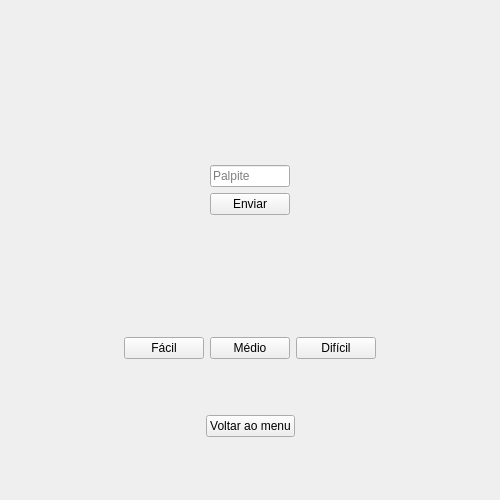
Above: ui/pagesUi.ui from miderx1/GuessTheNumber before the change. Below: the same form after it.
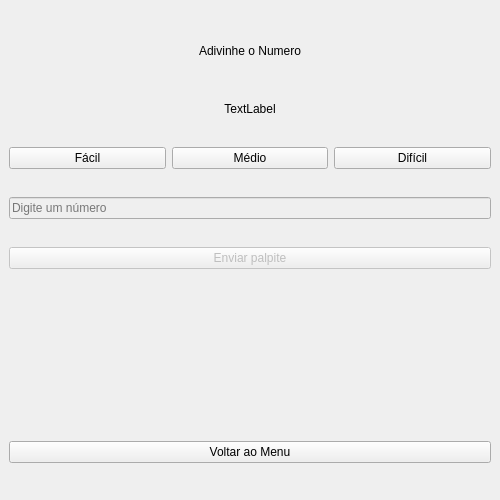
That is the form after the change. The open tabs and pages were chosen to show the change.

Commit message: adding game page

```diff
--- a/ui/pagesUi.ui
+++ b/ui/pagesUi.ui
@@ -615,121 +615,46 @@
   <widget class="QWidget" name="gamePage">
    <layout class="QHBoxLayout" name="horizontalLayout_2">
     <item>
-     <layout class="QGridLayout" name="gridLayout_7">
-      <item row="4" column="0">
-       <layout class="QHBoxLayout" name="horizontalLayout_3">
-        <item>
-         <spacer name="horizontalSpacer_12">
-          <property name="orientation">
-           <enum>Qt::Orientation::Horizontal</enum>
-          </property>
-          <property name="sizeHint" stdset="0">
-           <size>
-            <width>40</width>
-            <height>20</height>
-           </size>
-          </property>
-         </spacer>
-        </item>
-        <item>
-         <widget class="QPushButton" name="backToMenuButton">
-          <property name="text">
-           <string>Voltar ao menu</string>
-          </property>
-         </widget>
-        </item>
-        <item>
-         <spacer name="horizontalSpacer_13">
-          <property name="orientation">
-           <enum>Qt::Orientation::Horizontal</enum>
-          </property>
-          <property name="sizeHint" stdset="0">
-           <size>
-            <width>40</width>
-            <height>20</height>
-           </size>
-          </property>
-         </spacer>
-        </item>
-       </layout>
+     <layout class="QVBoxLayout" name="verticalLayout">
+      <item>
+       <widget class="QLabel" name="gameTitle">
+        <property name="maximumSize">
+         <size>
+          <width>16777215</width>
+          <height>40</height>
+         </size>
+        </property>
+        <property name="text">
+         <string>Adivinhe o Numero</string>
+        </property>
+        <property name="alignment">
+         <set>Qt::AlignmentFlag::AlignCenter</set>
+        </property>
+       </widget>
       </item>
-      <item row="1" column="0">
-       <layout class="QGridLayout" name="gridLayout_8">
-        <item row="1" column="2">
-         <spacer name="horizontalSpacer_17">
-          <property name="orientation">
-           <enum>Qt::Orientation::Horizontal</enum>
-          </property>
-          <property name="sizeHint" stdset="0">
-           <size>
-            <width>250</width>
-            <height>20</height>
-           </size>
-          </property>
-         </spacer>
-        </item>
-        <item row="0" column="1">
-         <widget class="QLineEdit" name="answerLabel">
-          <property name="placeholderText">
-           <string>Palpite</string>
-          </property>
-         </widget>
-        </item>
-        <item row="1" column="1">
-         <widget class="QPushButton" name="answerButton">
-          <property name="text">
-           <string>Enviar</string>
-          </property>
-         </widget>
-        </item>
-        <item row="1" column="0">
-         <spacer name="horizontalSpacer_16">
-          <property name="orientation">
-           <enum>Qt::Orientation::Horizontal</enum>
-          </property>
-          <property name="sizeHint" stdset="0">
-           <size>
-            <width>250</width>
-            <height>20</height>
-           </size>
-          </property>
-         </spacer>
-        </item>
-       </layout>
-      </item>
-      <item row="0" column="0">
-       <widget class="QLabel" name="resultLabel">
+      <item>
+       <widget class="QLabel" name="initLabel">
         <property name="maximumSize">
          <size>
           <width>16777215</width>
-          <height>50</height>
+          <height>20</height>
          </size>
         </property>
         <property name="text">
-         <string/>
+         <string>TextLabel</string>
         </property>
         <property name="alignment">
          <set>Qt::AlignmentFlag::AlignCenter</set>
         </property>
        </widget>
       </item>
-      <item row="3" column="0">
-       <layout class="QHBoxLayout" name="horizontalLayout_7">
-        <item>
-         <spacer name="horizontalSpacer_14">
-          <property name="orientation">
-           <enum>Qt::Orientation::Horizontal</enum>
-          </property>
-          <property name="sizeHint" stdset="0">
-           <size>
-            <width>40</width>
-            <height>20</height>
-           </size>
-          </property>
-         </spacer>
-        </item>
+      <item>
+       <layout class="QHBoxLayout" name="gameButtons">
         <item>
          <widget class="QPushButton" name="easyButton">
+          <property name="enabled">
+           <bool>true</bool>
+          </property>
           <property name="text">
            <string>Fácil</string>
           </property>
@@ -737,6 +662,9 @@
         </item>
         <item>
          <widget class="QPushButton" name="mediumButton">
+          <property name="enabled">
+           <bool>true</bool>
+          </property>
           <property name="text">
            <string>Médio</string>
           </property>
@@ -744,32 +672,42 @@
         </item>
         <item>
          <widget class="QPushButton" name="hardButton">
+          <property name="enabled">
+           <bool>true</bool>
+          </property>
           <property name="text">
            <string>Difícil</string>
           </property>
          </widget>
         </item>
-        <item>
-         <spacer name="horizontalSpacer_15">
-          <property name="orientation">
-           <enum>Qt::Orientation::Horizontal</enum>
-          </property>
-          <property name="sizeHint" stdset="0">
-           <size>
-            <width>40</width>
-            <height>20</height>
-           </size>
-          </property>
-         </spacer>
-        </item>
        </layout>
       </item>
-      <item row="2" column="0">
+      <item>
+       <widget class="QLineEdit" name="shotInput">
+        <property name="enabled">
+         <bool>false</bool>
+        </property>
+        <property name="placeholderText">
+         <string>Digite um número</string>
+        </property>
+       </widget>
+      </item>
+      <item>
+       <widget class="QPushButton" name="answerButton">
+        <property name="enabled">
+         <bool>false</bool>
+        </property>
+        <property name="text">
+         <string>Enviar palpite</string>
+        </property>
+       </widget>
+      </item>
+      <item>
        <widget class="QLabel" name="shotsLabel">
         <property name="maximumSize">
          <size>
           <width>16777215</width>
-          <height>10</height>
+          <height>20</height>
          </size>
         </property>
         <property name="text">
@@ -780,6 +718,45 @@
         </property>
        </widget>
       </item>
+      <item>
+       <widget class="QLabel" name="gameInfoLabel">
+        <property name="maximumSize">
+         <size>
+          <width>16777215</width>
+          <height>20</height>
+         </size>
+        </property>
+        <property name="text">
+         <string/>
+        </property>
+        <property name="alignment">
+         <set>Qt::AlignmentFlag::AlignCenter</set>
+        </property>
+       </widget>
+      </item>
+      <item>
+       <widget class="QLabel" name="rangeLabel">
+        <property name="maximumSize">
+         <size>
+          <width>16777215</width>
+          <height>20</height>
+         </size>
+        </property>
+        <property name="text">
+         <string/>
+        </property>
+        <property name="alignment">
+         <set>Qt::AlignmentFlag::AlignCenter</set>
+        </property>
+       </widget>
+      </item>
+      <item>
+       <widget class="QPushButton" name="backToMenuButton">
+        <property name="text">
+         <string>Voltar ao Menu</string>
+        </property>
+       </widget>
+      </item>
      </layout>
     </item>
    </layout>
```
Left out of the diff: 2 changed lines with no effect on the pictures. The commit also changes 5 other files.
